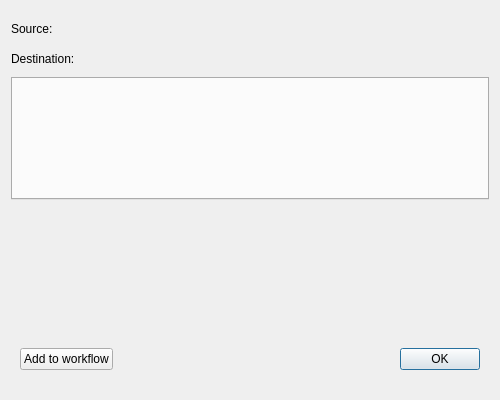
Above: App/tools/image_clip/image_clip_dialog.ui from fengzhu2007/anycode before the change. Below: the same form after it.
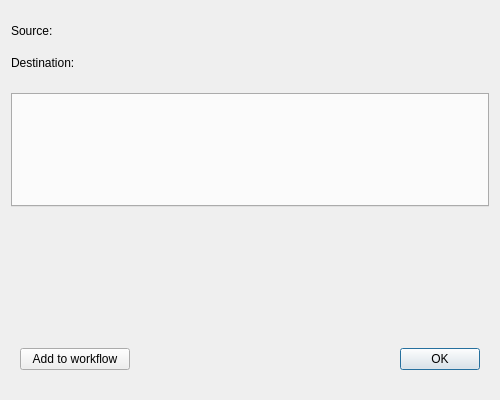
That is the form after the change. Custom widgets are drawn as their Qt base class.

What changed in the file:
```diff
--- a/App/tools/image_clip/image_clip_dialog.ui
+++ b/App/tools/image_clip/image_clip_dialog.ui
@@ -14,6 +14,9 @@
    <string>Image Clip</string>
   </property>
   <layout class="QVBoxLayout" name="verticalLayout">
+   <property name="spacing">
+    <number>8</number>
+   </property>
    <item>
     <widget class="wProgressBar" name="progress" native="true">
      <property name="maximumSize">
@@ -26,6 +29,12 @@
    </item>
    <item>
     <layout class="QFormLayout" name="formLayout">
+     <property name="horizontalSpacing">
+      <number>8</number>
+     </property>
+     <property name="verticalSpacing">
+      <number>8</number>
+     </property>
      <item row="0" column="0">
       <widget class="QLabel" name="label_2">
        <property name="text">
@@ -80,6 +89,22 @@
      </item>
     </layout>
    </item>
+   <item>
+    <spacer name="verticalSpacer_2">
+     <property name="orientation">
+      <enum>Qt::Vertical</enum>
+     </property>
+     <property name="sizeType">
+      <enum>QSizePolicy::Fixed</enum>
+     </property>
+     <property name="sizeHint" stdset="0">
+      <size>
+       <width>20</width>
+       <height>10</height>
+      </size>
+     </property>
+    </spacer>
+   </item>
    <item>
     <widget class="QTabWidget" name="tabWidget"/>
    </item>
@@ -107,6 +132,12 @@
      <layout class="QHBoxLayout" name="horizontalLayout">
       <item>
        <widget class="QPushButton" name="addToWorkflow">
+        <property name="minimumSize">
+         <size>
+          <width>110</width>
+          <height>0</height>
+         </size>
+        </property>
         <property name="text">
          <string>Add to workflow</string>
         </property>
```
Left out of the diff: 14 changed lines with no effect on the pictures.
